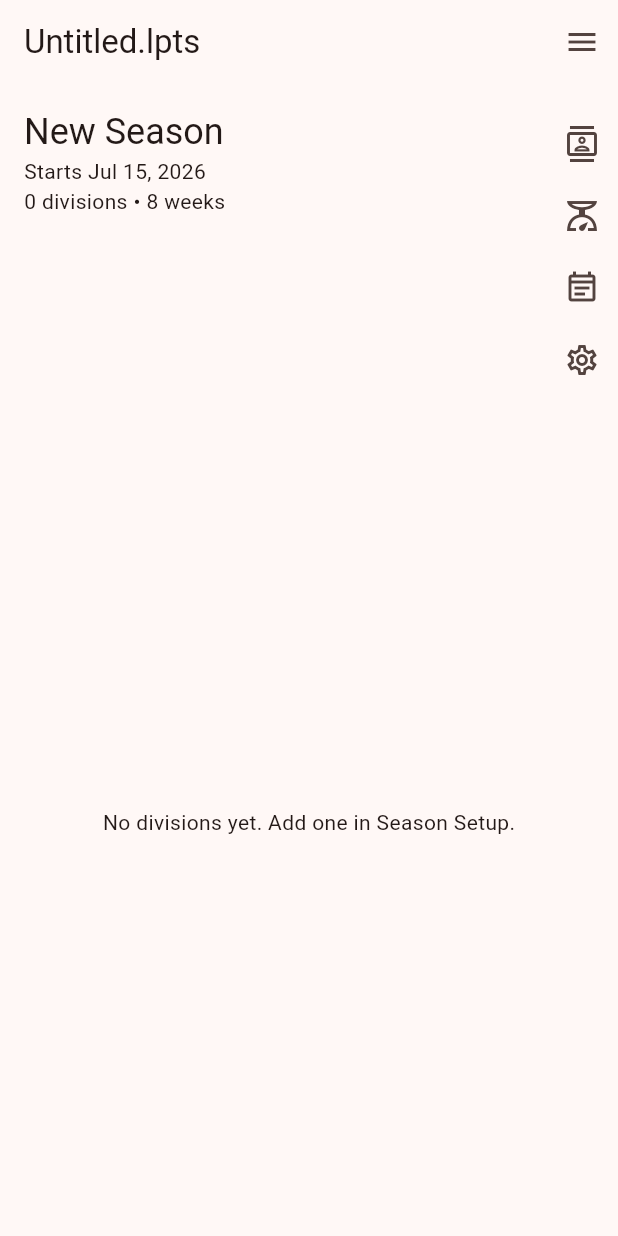
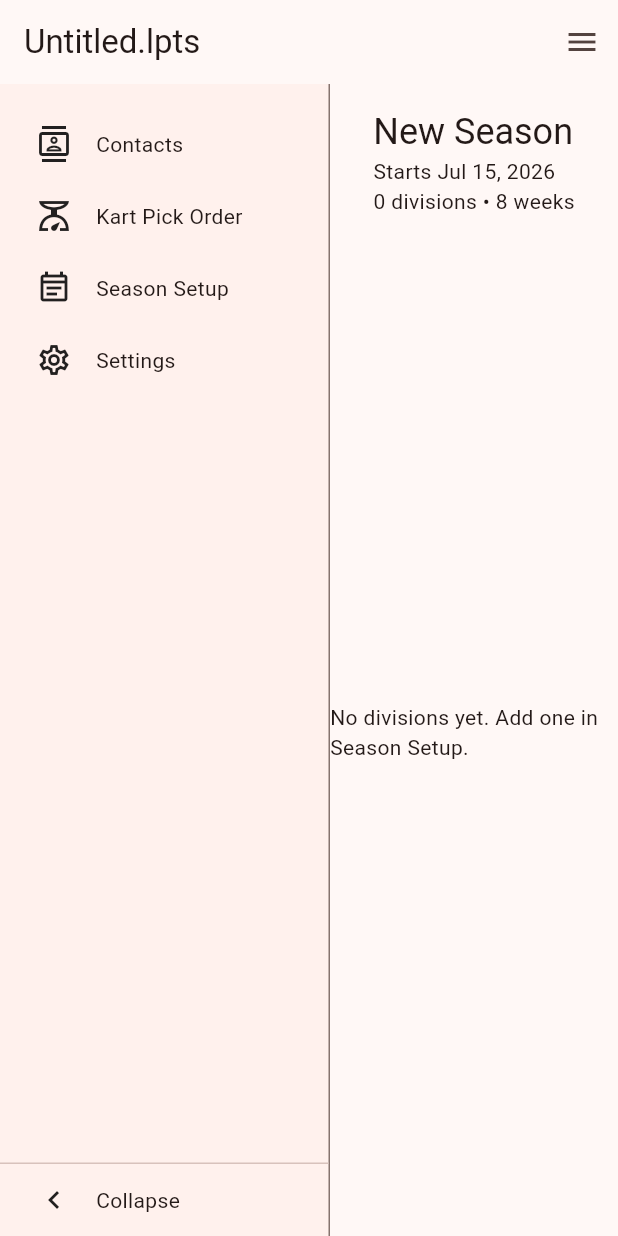
Before and after one commit to SeanStaley21/League-Points-calculator, a Flutter app: the screen it shows after launch, on a phone screen of 412 x 824 dp. Run offline on Flutter 3.47's test engine with Material 3 defaults, Android fonts, the phone set to English and light mode, and no system bars; our stand-ins replace shared_preferences; missing offline and left inert: file_selector.

Commit message:
Add collapsible sidebar navigation, recover packaged-exe launcher source
HomeScreen's icon-only action column is now a proper left-hand
AppSidebar that animates between icon-only and icon+label modes via a
bottom collapse toggle. Also recovers Launcher.cs (used to build the
single-file dist/LeaguePointsApp.exe) which had only ever existed in
the gitignored dist/ folder and was otherwise unrecoverable.

Co-Authored-By: Claude Sonnet 5 <noreply@anthropic.com>

```diff
--- a/league_points_app/lib/screens/home_screen.dart
+++ b/league_points_app/lib/screens/home_screen.dart
@@ -5,6 +5,7 @@ import 'package:provider/provider.dart';
 import '../data/season_document.dart';
 import '../models/division.dart';
 import '../widgets/app_menu_bar.dart';
+import '../widgets/app_sidebar.dart';
 import '../widgets/standings_snapshot_card.dart';
 import '../widgets/weekly_standings_section.dart';
 import 'contacts_screen.dart';
@@ -35,16 +36,45 @@ class HomeScreen extends StatelessWidget {
 
     return Scaffold(
       appBar: const AppMenuBar(),
-      body: Column(
+      body: Row(
+        children: [
+          AppSidebar(
+            items: [
+              SidebarItem(
+                icon: Icons.contacts_outlined,
+                label: 'Contacts',
+                onTap: () => Navigator.of(context).push(
+                  MaterialPageRoute(builder: (_) => const ContactsScreen()),
+                ),
+              ),
+              SidebarItem(
+                icon: Icons.scale_outlined,
+                label: 'Kart Pick Order',
+                onTap: () => Navigator.of(context).push(
+                  MaterialPageRoute(builder: (_) => const KartPickOrderScreen()),
+                ),
+              ),
+              SidebarItem(
+                icon: Icons.event_note_outlined,
+                label: 'Season Setup',
+                onTap: () => Navigator.of(context).push(
+                  MaterialPageRoute(builder: (_) => const SeasonSetupScreen()),
+                ),
+              ),
+              SidebarItem(
+                icon: Icons.settings_outlined,
+                label: 'Settings',
+                onTap: () => Navigator.of(context).push(
+                  MaterialPageRoute(builder: (_) => const SettingsScreen()),
+                ),
+              ),
+            ],
+          ),
+          Expanded(
+            child: Column(
               children: [
                 Padding(
-            padding: const EdgeInsets.fromLTRB(16, 16, 0, 8),
-            child: Row(
-              crossAxisAlignment: CrossAxisAlignment.start,
-              children: [
-                Expanded(
-                  child: Padding(
-                    padding: const EdgeInsets.only(right: 16),
+                  padding: const EdgeInsets.fromLTRB(16, 16, 16, 8),
                   child: Column(
                     crossAxisAlignment: CrossAxisAlignment.start,
                     children: [
@@ -54,45 +84,7 @@ class HomeScreen extends StatelessWidget {
                             ? 'Starts ${dateFormat.format(season.startDate)}'
                             : '${dateFormat.format(season.startDate)} – ${dateFormat.format(season.endDate!)}',
                       ),
-                        Text(
-                            '${season.divisions.length} divisions • ${season.weekCount} weeks'),
-                      ],
-                    ),
-                  ),
-                ),
-                Column(
-                  mainAxisSize: MainAxisSize.min,
-                  children: [
-                    IconButton(
-                      icon: const Icon(Icons.contacts_outlined),
-                      tooltip: 'Contacts',
-                      onPressed: () => Navigator.of(context).push(
-                        MaterialPageRoute(builder: (_) => const ContactsScreen()),
-                      ),
-                    ),
-                    IconButton(
-                      icon: const Icon(Icons.scale_outlined),
-                      tooltip: 'Kart Pick Order',
-                      onPressed: () => Navigator.of(context).push(
-                        MaterialPageRoute(builder: (_) => const KartPickOrderScreen()),
-                      ),
-                    ),
-                    IconButton(
-                      icon: const Icon(Icons.event_note_outlined),
-                      tooltip: 'Season Setup',
-                      onPressed: () => Navigator.of(context).push(
-                        MaterialPageRoute(builder: (_) => const SeasonSetupScreen()),
-                      ),
-                    ),
-                    IconButton(
-                      icon: const Icon(Icons.settings_outlined),
-                      tooltip: 'Settings',
-                      onPressed: () => Navigator.of(context).push(
-                        MaterialPageRoute(builder: (_) => const SettingsScreen()),
-                      ),
-                    ),
-                  ],
-                ),
+                      Text('${season.divisions.length} divisions • ${season.weekCount} weeks'),
                     ],
                   ),
                 ),
@@ -130,6 +122,9 @@ class HomeScreen extends StatelessWidget {
                 ),
               ],
             ),
+          ),
+        ],
+      ),
     );
   }
 }
--- /dev/null
+++ b/league_points_app/lib/widgets/app_sidebar.dart
@@ -0,0 +1,105 @@
+import 'package:flutter/material.dart';
+
+class SidebarItem {
+  const SidebarItem({required this.icon, required this.label, required this.onTap});
+
+  final IconData icon;
+  final String label;
+  final VoidCallback onTap;
+}
+
+/// A collapsible vertical navigation sidebar. The toggle at the bottom
+/// switches between an icon-only rail and icons with labels, animating the
+/// width so the transition feels fluid rather than an abrupt resize.
+class AppSidebar extends StatefulWidget {
+  const AppSidebar({super.key, required this.items});
+
+  final List<SidebarItem> items;
+
+  @override
+  State<AppSidebar> createState() => _AppSidebarState();
+}
+
+class _AppSidebarState extends State<AppSidebar> {
+  static const _collapsedWidth = 72.0;
+  static const _expandedWidth = 220.0;
+  static const _duration = Duration(milliseconds: 220);
+
+  bool _expanded = true;
+
+  @override
+  Widget build(BuildContext context) {
+    final theme = Theme.of(context);
+
+    return AnimatedContainer(
+      duration: _duration,
+      curve: Curves.easeInOutCubic,
+      width: _expanded ? _expandedWidth : _collapsedWidth,
+      clipBehavior: Clip.hardEdge,
+      decoration: BoxDecoration(
+        color: theme.colorScheme.surfaceContainerLow,
+        border: Border(right: BorderSide(color: theme.dividerColor)),
+      ),
+      child: Column(
+        children: [
+          const SizedBox(height: 8),
+          Expanded(
+            child: ListView(
+              padding: const EdgeInsets.symmetric(vertical: 8),
+              children: [
+                for (final item in widget.items) _buildRow(context, icon: item.icon, label: item.label, onTap: item.onTap),
+              ],
+            ),
+          ),
+          const Divider(height: 1),
+          _buildRow(
+            context,
+            icon: _expanded ? Icons.chevron_left : Icons.chevron_right,
+            label: 'Collapse',
+            onTap: () => setState(() => _expanded = !_expanded),
+          ),
+        ],
+      ),
+    );
+  }
+
+  Widget _buildRow(
+    BuildContext context, {
+    required IconData icon,
+    required String label,
+    required VoidCallback onTap,
+  }) {
+    return Tooltip(
+      message: _expanded ? '' : label,
+      waitDuration: const Duration(milliseconds: 400),
+      child: Material(
+        color: Colors.transparent,
+        child: InkWell(
+          onTap: onTap,
+          child: SizedBox(
+            height: 48,
+            child: Row(
+              children: [
+                const SizedBox(width: 24),
+                Icon(icon),
+                const SizedBox(width: 16),
+                Expanded(
+                  child: AnimatedOpacity(
+                    duration: _duration,
+                    opacity: _expanded ? 1 : 0,
+                    child: Text(
+                      label,
+                      overflow: TextOverflow.ellipsis,
+                      maxLines: 1,
+                    ),
+                  ),
+                ),
+                const SizedBox(width: 8),
+              ],
+            ),
+          ),
+        ),
+      ),
+    );
+  }
+}
```
Also changed, not shown: 2 other files. Lines whose indentation alone changed are shown as unchanged.
